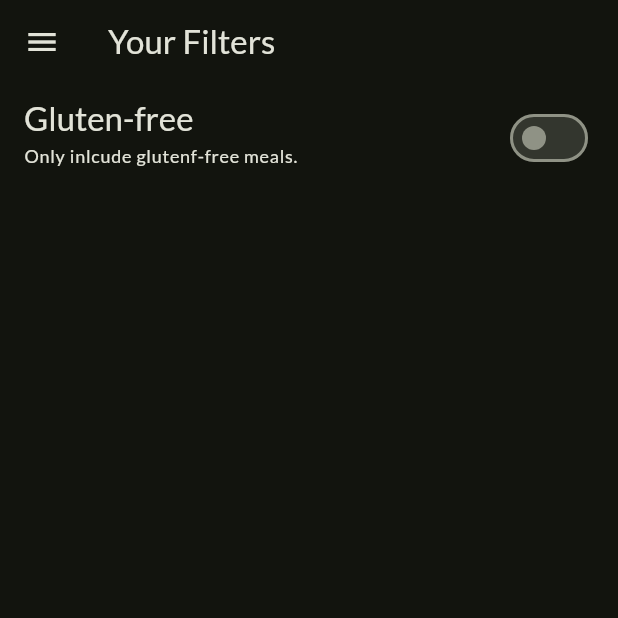
After one commit to elianaferreira/meals_recipes, a Flutter app: the FiltersScreen screen opened directly, on a phone screen of 412 x 824 dp, the top half of it. The commit adds this screen. Run offline on Flutter 3.47's test engine with Material 2 defaults, Android fonts, the phone set to English and light mode, and no system bars; our stand-ins replace google_fonts, transparent_image.

Commit message:
added first approach to Filters Screen

```diff
--- /dev/null
+++ b/lib/screens/filter.dart
@@ -0,0 +1,61 @@
+import 'package:flutter/material.dart';
+import 'package:meals_recipes/screens/tabs.dart';
+import 'package:meals_recipes/utils/dimens.dart';
+import 'package:meals_recipes/widgets/main_drawer.dart';
+
+class FiltersScreen extends StatefulWidget {
+  const FiltersScreen({super.key});
+
+  @override
+  State<FiltersScreen> createState() {
+    return _FiltersState();
+  }
+}
+
+class _FiltersState extends State<FiltersScreen> {
+  var _glutenFreeFilterSet = false;
+
+  @override
+  Widget build(BuildContext context) {
+    return Scaffold(
+      appBar: AppBar(title: const Text('Your Filters')),
+      drawer: MainDrawer(
+        onSelectScreen: (identifier) {
+          Navigator.of(context).pop();
+          if (identifier == ScreenIdentifier.meals) {
+            Navigator.of(context).pushReplacement(MaterialPageRoute(
+              builder: (context) => const TabsScreen(),
+            ));
+          }
+        },
+      ),
+      body: Column(
+        children: [
+          SwitchListTile(
+            value: _glutenFreeFilterSet,
+            onChanged: (isChecked) => setState(() {
+              _glutenFreeFilterSet = isChecked;
+            }),
+            title: Text(
+              'Gluten-free',
+              style: Theme.of(context)
+                  .textTheme
+                  .titleLarge!
+                  .copyWith(color: Theme.of(context).colorScheme.onBackground),
+            ),
+            subtitle: Text(
+              'Only inlcude glutenf-free meals.  ',
+              style: Theme.of(context)
+                  .textTheme
+                  .labelMedium!
+                  .copyWith(color: Theme.of(context).colorScheme.onBackground),
+            ),
+            activeColor: Theme.of(context).colorScheme.tertiary,
+            contentPadding:
+                const EdgeInsets.symmetric(horizontal: Dimens.padding),
+          )
+        ],
+      ),
+    );
+  }
+}
--- a/lib/screens/tabs.dart
+++ b/lib/screens/tabs.dart
@@ -2,6 +2,7 @@ import 'package:flutter/material.dart';
 
 import 'package:meals_recipes/models/meal.dart';
 import 'package:meals_recipes/screens/categories.dart';
+import 'package:meals_recipes/screens/filter.dart';
 import 'package:meals_recipes/screens/meals.dart';
 import 'package:meals_recipes/widgets/main_drawer.dart';
 
@@ -43,10 +44,11 @@ class _TabsState extends State<TabsScreen> {
   }
 
   void _setScreen(ScreenIdentifier identifier) {
+    Navigator.of(context).pop();
     if (identifier == ScreenIdentifier.filters) {
-    } else {
-      Navigator.of(context).pop();
-      selectPage(0);
+      Navigator.of(context).pushReplacement(MaterialPageRoute(
+        builder: (context) => const FiltersScreen(),
+      ));
     }
   }
 
```
